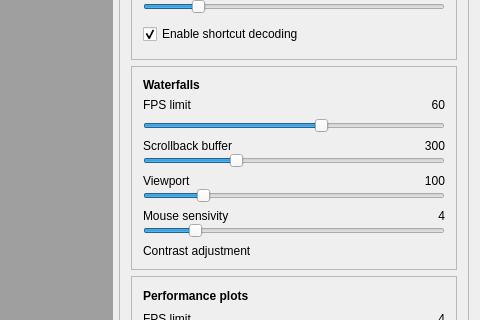
Before: the Qt Designer form src/gui/mainwindow.ui in falkenber9/falcon, drawn with Qt 5; both pictures show x 501 to 981 and y 493 to 813 of the 981 by 976 pixel window.
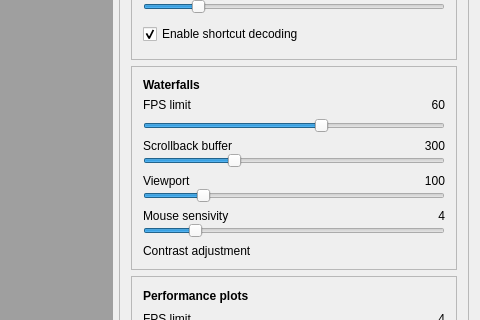
After: the same form once the commit is applied. Icons and pictures are not drawn.

Commit message: Force scrollback buffer >= viewport

Patch:
```diff
--- a/src/gui/mainwindow.ui
+++ b/src/gui/mainwindow.ui
@@ -163,8 +163,8 @@
            <rect>
             <x>0</x>
             <y>0</y>
-            <width>276</width>
-            <height>860</height>
+            <width>284</width>
+            <height>793</height>
            </rect>
           </property>
           <layout class="QVBoxLayout" name="verticalLayout_2">
@@ -1004,7 +1004,7 @@
                  <item row="5" column="0" colspan="2">
                   <widget class="QSlider" name="slider_scrollback_buffer">
                    <property name="minimum">
-                    <number>1</number>
+                    <number>10</number>
                    </property>
                    <property name="maximum">
                     <number>1000</number>
```
Left out of the diff: 2 changed lines with no effect on the pictures. The commit also changes 1 other file.
